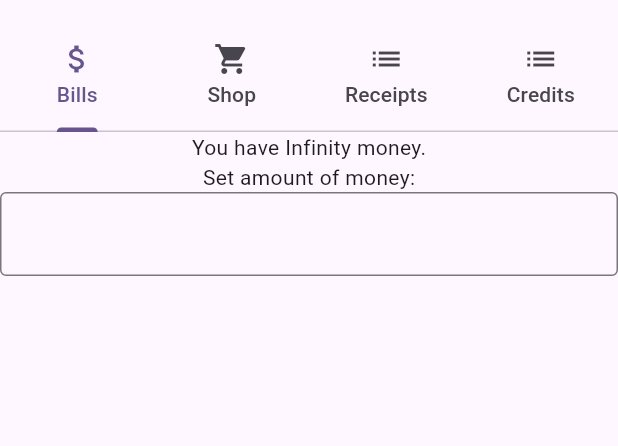
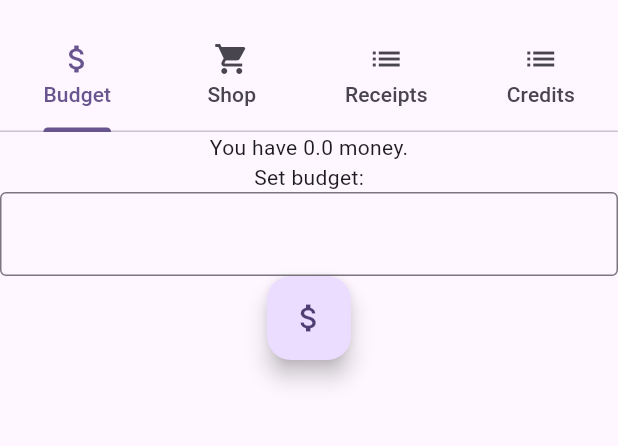
Before and after one commit to irvingshi1/the-weird-shop, a Flutter app: the screen it shows after launch, on a phone screen of 412 x 824 dp, the part 63-509 px from its top. Run offline on Flutter 3.47's test engine with Material 3 defaults, Android fonts, the phone set to English and light mode, and no system bars.

Commit message:
Partially fixed bills tab.

```diff
--- a/the_weird_shop/lib/bills_tab.dart
+++ /dev/null
@@ -1,51 +0,0 @@
-import 'package:flutter/material.dart';
-import 'package:provider/provider.dart';
-import 'package:the_weird_shop/user_data.dart';
-
-class BillsTab extends StatefulWidget {
-  const BillsTab({super.key});
-
-  @override
-  State<BillsTab> createState() {
-    return _BillsTab();
-  }
-}
-
-class _BillsTab extends State<BillsTab> {
-  late TextEditingController _controller;
-
-  @override
-  void initState() {
-    super.initState();
-
-    _controller = TextEditingController();
-  }
-
-  @override
-  void dispose() {
-    _controller.dispose();
-
-    super.dispose();
-  }
-
-  @override
-  Widget build(BuildContext context) {
-    return SingleChildScrollView(
-      child: Consumer<UserData>(
-        builder: (BuildContext context, UserData userData, Widget? child) {
-          return Column(
-            children: <Widget>[
-              Text('You have ${userData.getMoney()} money.'),
-              const Text('Set amount of money:'),
-              TextField(
-                decoration: InputDecoration(
-                  border: OutlineInputBorder(),
-                ),
-              ),
-            ],
-          );
-        },
-      ),
-    );
-  }
-}
--- /dev/null
+++ b/the_weird_shop/lib/budget_tab.dart
@@ -0,0 +1,86 @@
+import 'package:flutter/material.dart';
+import 'package:provider/provider.dart';
+import 'package:the_weird_shop/user_data.dart';
+
+class BudgetTab extends StatefulWidget {
+  const BudgetTab({super.key});
+
+  @override
+  State<BudgetTab> createState() {
+    return _BudgetTab();
+  }
+}
+
+class _BudgetTab extends State<BudgetTab> {
+  late TextEditingController _controller;
+
+  @override
+  void initState() {
+    super.initState();
+
+    _controller = TextEditingController();
+  }
+
+  @override
+  void dispose() {
+    _controller.dispose();
+
+    super.dispose();
+  }
+
+  @override
+  Widget build(BuildContext context) {
+    return SingleChildScrollView(
+      child: Consumer<UserData>(
+        builder: (BuildContext context, UserData userData, Widget? child) {
+          return Column(
+            children: <Widget>[
+              Text('You have ${userData.getMoney()} money.'),
+              const Text('Set budget:'),
+              TextField(
+                controller: _controller,
+                decoration: const InputDecoration(
+                  border: OutlineInputBorder(),
+                ),
+              ),
+              FloatingActionButton(
+                onPressed: () {
+                  try {
+                    final double money = double.parse(_controller.text);
+
+                    if (money >= 0) {
+                      userData.setMoney(money);
+                    } else {
+                      showDialog(
+                        context: context,
+                        builder: (BuildContext context) {
+                          return const AlertDialog(
+                            title: Text('Invalid Input'),
+                            content: Text(
+                                'The budget must be a number that\'s at least 0.'),
+                          );
+                        },
+                      );
+                    }
+                  } catch (e) {
+                    showDialog(
+                      context: context,
+                      builder: (BuildContext context) {
+                        return const AlertDialog(
+                          title: Text('Invalid Input'),
+                          content: Text(
+                              'The budget must be a number that\'s at least 0.'),
+                        );
+                      },
+                    );
+                  }
+                },
+                child: const Icon(Icons.attach_money),
+              ),
+            ],
+          );
+        },
+      ),
+    );
+  }
+}
--- a/the_weird_shop/lib/main.dart
+++ b/the_weird_shop/lib/main.dart
@@ -1,6 +1,6 @@
 import 'package:flutter/material.dart';
 import 'package:provider/provider.dart';
-import 'package:the_weird_shop/bills_tab.dart';
+import 'package:the_weird_shop/budget_tab.dart';
 import 'package:the_weird_shop/credits_tab.dart';
 import 'package:the_weird_shop/receipts_tab.dart';
 import 'package:the_weird_shop/shop_tab.dart';
@@ -53,7 +53,7 @@ class _MyHomePageState extends State<MyHomePage> {
           bottom: const TabBar(
             tabs: <Tab>[
               Tab(
-                text: 'Bills',
+                text: 'Budget',
                 icon: Icon(
                   Icons.attach_money,
                 ),
@@ -79,13 +79,13 @@ class _MyHomePageState extends State<MyHomePage> {
             ],
           ),
         ),
-        body: SafeArea(
+        body: const SafeArea(
           child: TabBarView(
             children: <Widget>[
-              const BillsTab(),
-              const ShopTab(),
-              const ReceiptsTab(),
-              const CreditsTab(),
+              BudgetTab(),
+              ShopTab(),
+              ReceiptsTab(),
+              CreditsTab(),
             ],
           ),
         ),
--- a/the_weird_shop/lib/user_data.dart
+++ b/the_weird_shop/lib/user_data.dart
@@ -2,10 +2,12 @@ import 'package:flutter/material.dart';
 import 'package:the_weird_shop/item.dart';
 
 class UserData extends ChangeNotifier {
-  double _money = double.infinity;
+  double _money = 0;
 
   void setMoney(double money) {
     _money = money;
+
+    notifyListeners();
   }
 
   void buy(Item item) {
```
